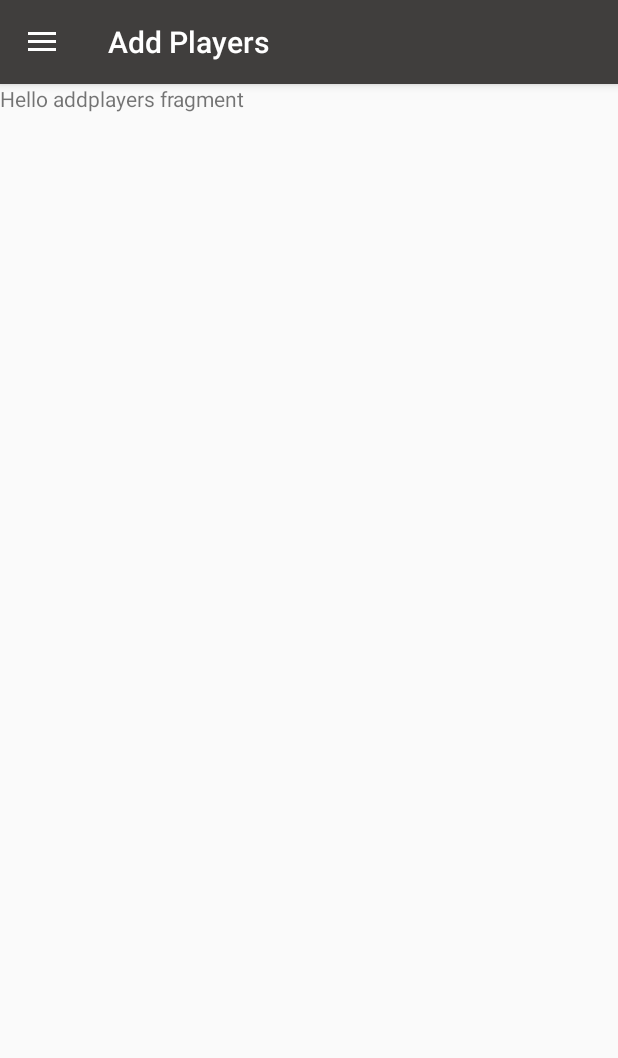
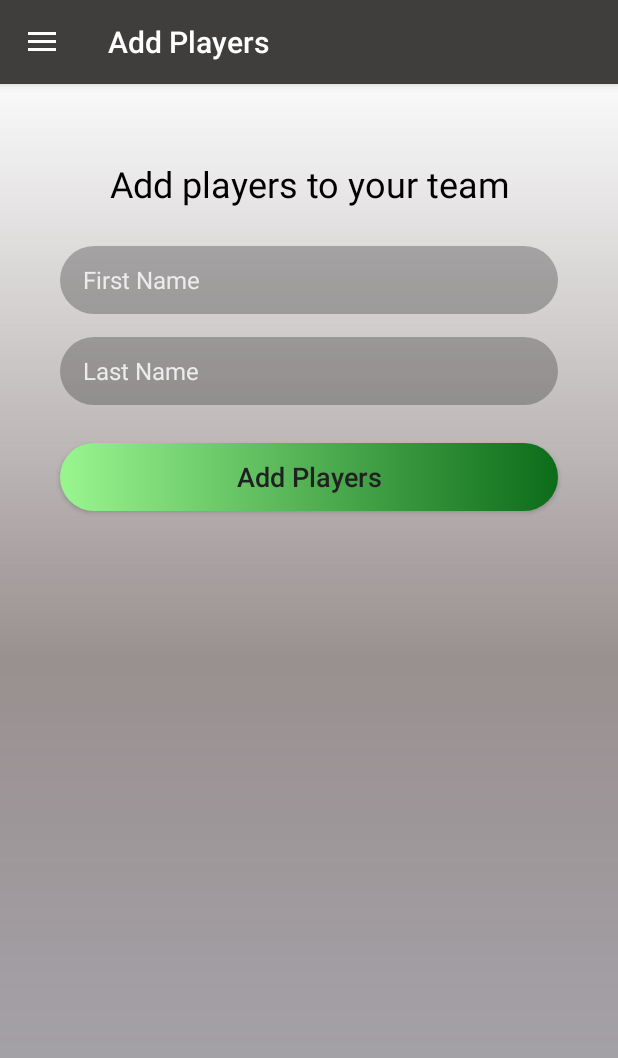
Before and after one commit to Vinniento/RaCo, an Android app: the AddPlayersFragment screen opened through its navigation route, on a phone screen of 412 x 824 dp. Shown: the top 1058 px of the screen. Run offline under Robolectric (Android 15) with nearby library versions, the phone set to English and light mode, and no system bars; our stand-ins replace Timber, data binding, navigation-ui.

Commit message:
Add Players Fragment bearbeitet

```diff
--- /dev/null
+++ b/app/src/main/res/drawable/background_for_button_in_navigation_drawer.xml
@@ -0,0 +1,12 @@
+<?xml version="1.0" encoding="utf-8"?>
+<shape xmlns:android="http://schemas.android.com/apk/res/android"
+    android:shape="rectangle">
+
+    <gradient
+        android:angle="0"
+        android:endColor="#0C6C19"
+        android:startColor="#99F68F"/>
+
+    <corners android:radius="50dp"/>
+
+</shape>
--- /dev/null
+++ b/app/src/main/res/drawable/background_for_input_dark.xml
@@ -0,0 +1,6 @@
+<?xml version="1.0" encoding="utf-8"?>
+<shape xmlns:android="http://schemas.android.com/apk/res/android"
+    android:shape="rectangle">
+    <solid android:color="#50252323"/>
+    <corners android:radius="50dp"/>
+</shape>
--- /dev/null
+++ b/app/src/main/res/drawable/background_for_screen_in_navigation_drawer.xml
@@ -0,0 +1,9 @@
+<?xml version="1.0" encoding="utf-8"?>
+<shape xmlns:android="http://schemas.android.com/apk/res/android"
+    android:shape="rectangle">
+    <gradient
+        android:angle="90"
+        android:centerColor="#CC817575"
+        android:endColor="@android:color/transparent"
+        android:startColor="#D69999A3"/>
+</shape>
--- a/app/src/main/res/layout/fragment_add_players.xml
+++ b/app/src/main/res/layout/fragment_add_players.xml
@@ -1,14 +1,86 @@
 <?xml version="1.0" encoding="utf-8"?>
-<FrameLayout xmlns:android="http://schemas.android.com/apk/res/android"
-    xmlns:tools="http://schemas.android.com/tools"
+
+<layout xmlns:android="http://schemas.android.com/apk/res/android"
+    xmlns:app="http://schemas.android.com/apk/res-auto"
+    xmlns:tools="http://schemas.android.com/tools">
+
+<androidx.constraintlayout.widget.ConstraintLayout
     android:layout_width="match_parent"
     android:layout_height="match_parent"
     tools:context=".ui.navigationdrawer.AddPlayersFragment">
 
-    <!-- TODO: Update blank fragment layout -->
-    <TextView
+    <View
+        android:id="@+id/view"
         android:layout_width="match_parent"
         android:layout_height="match_parent"
-        android:text="@string/hello_addplayers_fragment" />
+        android:background="@drawable/background_for_screen_in_navigation_drawer"
+        tools:layout_editor_absoluteX="0dp"
+        tools:layout_editor_absoluteY="0dp" />
 
-</FrameLayout>
+    <TextView
+        android:id="@+id/textAddPlayers"
+        android:layout_width="match_parent"
+        android:layout_height="wrap_content"
+        android:layout_marginTop="50dp"
+        android:gravity="center"
+        android:text="@string/add_players_to_your_team"
+        android:textColor="@android:color/black"
+        android:textSize="24sp"
+        app:layout_constraintTop_toTopOf="@+id/view"
+        tools:layout_editor_absoluteX="42dp" />
+
+    <EditText
+        android:id="@+id/playerFirstName"
+        android:layout_width="match_parent"
+        android:layout_height="45dp"
+        android:layout_marginStart="40dp"
+        android:layout_marginEnd="40dp"
+        android:layout_marginTop="25dp"
+        android:background="@drawable/background_for_input_dark"
+        android:hint="@string/first_name"
+        android:imeOptions="actionDone"
+        android:importantForAutofill="no"
+        android:inputType="textPersonName"
+        android:paddingStart="15dp"
+        android:paddingEnd="15dp"
+        android:textColor="@android:color/white"
+        android:textColorHint="@color/colorTextHint"
+        android:textSize="16sp"
+        app:layout_constraintTop_toBottomOf="@+id/textAddPlayers"/>
+
+    <EditText
+        android:id="@+id/playersLastName"
+        android:layout_width="match_parent"
+        android:layout_height="45dp"
+        android:layout_marginStart="40dp"
+        android:layout_marginEnd="40dp"
+        android:layout_marginTop="15dp"
+        android:background="@drawable/background_for_input_dark"
+        android:hint="@string/last_name"
+        android:imeOptions="actionNext"
+        android:importantForAutofill="no"
+        android:inputType="textPersonName"
+        android:paddingStart="15dp"
+        android:paddingEnd="15dp"
+        android:textColor="@android:color/white"
+        android:textColorHint="@color/colorTextHint"
+        android:textSize="16sp"
+        app:layout_constraintTop_toBottomOf="@+id/playerFirstName"/>
+
+    <Button
+        android:id="@+id/buttonAddPlayers"
+        android:layout_width="match_parent"
+        android:layout_height="45dp"
+        android:background="@drawable/background_for_button_in_navigation_drawer"
+        android:text="@string/add_players"
+        android:textAllCaps="false"
+        android:textColor="@color/colorPrimaryLogin"
+        android:textSize="18sp"
+        android:layout_marginStart="40dp"
+        android:layout_marginEnd="40dp"
+        android:layout_marginBottom="50dp"
+        android:layout_marginTop="25dp"
+        app:layout_constraintTop_toBottomOf="@+id/playersLastName"
+        />
+</androidx.constraintlayout.widget.ConstraintLayout>
+</layout>
--- a/app/src/main/res/layout/fragment_register.xml
+++ b/app/src/main/res/layout/fragment_register.xml
@@ -185,7 +185,7 @@
             android:layout_marginStart="42dp"
             android:layout_marginEnd="42dp"
             android:layout_marginBottom="25dp"
-            android:text="Fill in your details below"
+            android:text="@string/fill_in_your_details_below"
             android:textColor="@android:color/white"
             android:textSize="18sp"
             app:layout_constraintBottom_toTopOf="@id/registerFirstname"/>
--- a/app/src/main/res/values/strings.xml
+++ b/app/src/main/res/values/strings.xml
@@ -26,5 +26,7 @@
     <string name="agreeing_to_the_terms_and_conditions">By clicking Register you are agreeing to the Terms and Conditions.</string>
     <string name="retype_your_password">Retype your password</string>
     <string name="reset_your_password">Reset your Password</string>
-
+    <string name="add_players">Add Players</string>
+    <string name="add_players_to_your_team">Add players to your team</string>
+    <string name="fill_in_your_details_below">Fill in your details below</string>
 </resources>
```
